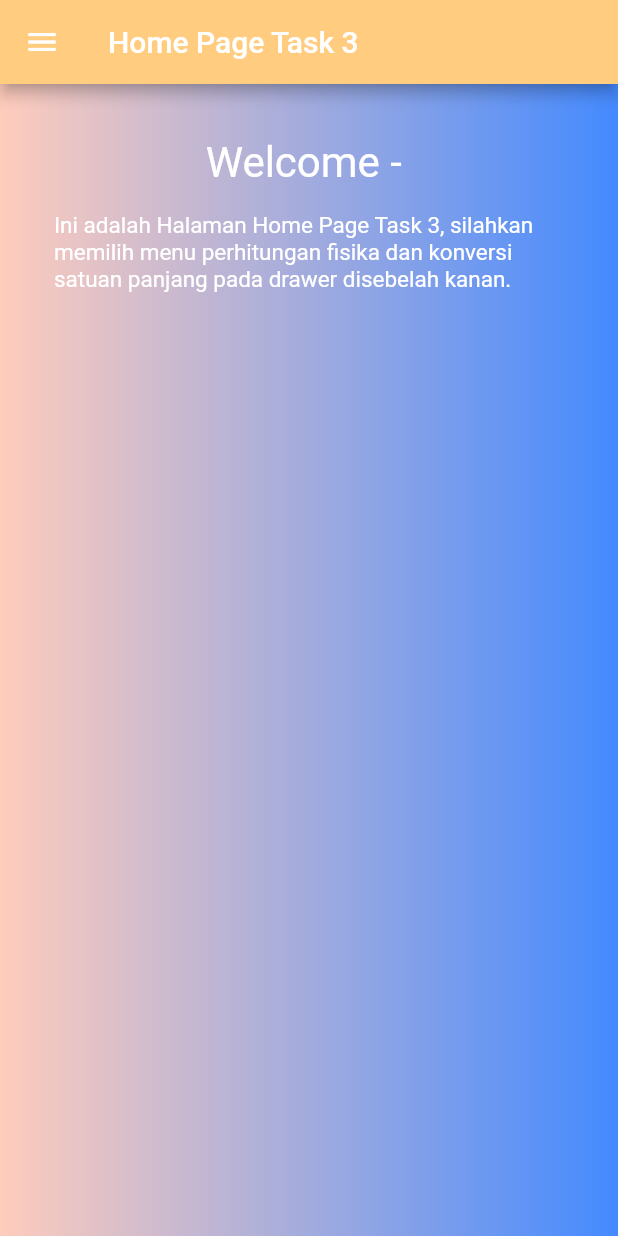
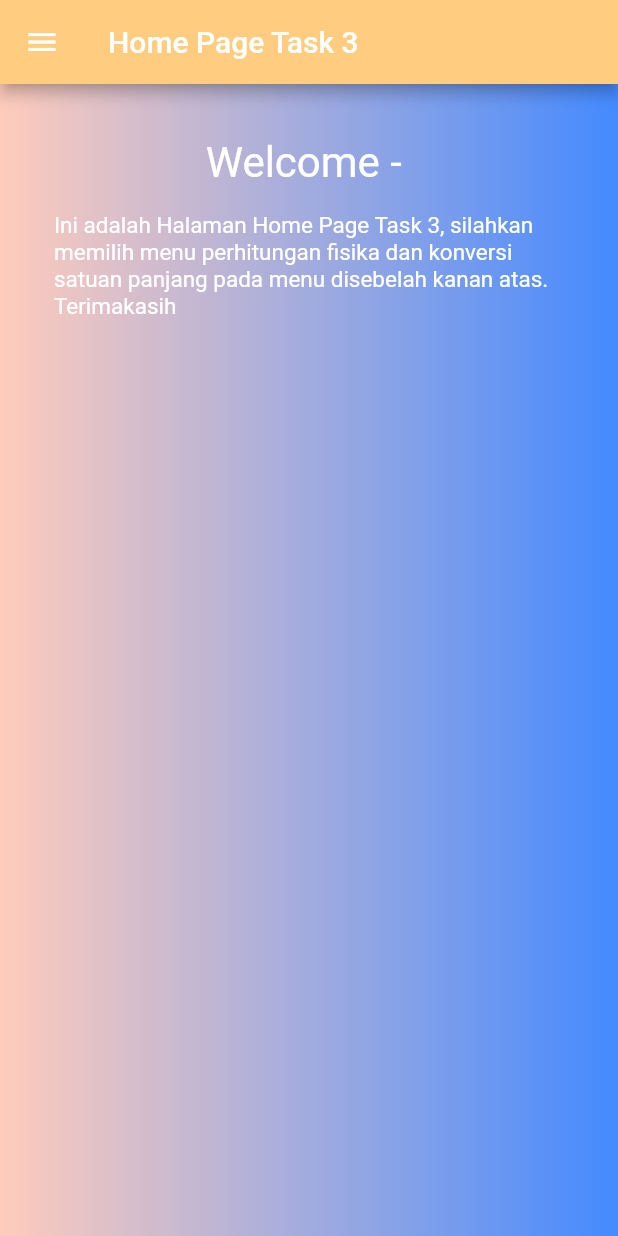
Before and after one commit to PranaTobing/task3_flutter_udacoding, a Flutter app: the HomePage screen opened directly with empty values, on a phone screen of 412 x 824 dp. Run offline on Flutter 3.47's test engine with Material 2 defaults, Android fonts, the phone set to English and light mode, and no system bars; missing offline and left inert: powers.

Commit message:
change remark home page

```diff
--- a/prana_task3/lib/home_page.dart
+++ b/prana_task3/lib/home_page.dart
@@ -73,7 +73,7 @@ class _HomePageState extends State<HomePage> {
             Padding(
               padding: EdgeInsets.all(8.0),
               child: Text(
-                'Ini adalah Halaman Home Page Task 3, silahkan memilih menu perhitungan fisika dan konversi satuan panjang pada drawer disebelah kanan.',
+                'Ini adalah Halaman Home Page Task 3, silahkan memilih menu perhitungan fisika dan konversi satuan panjang pada menu disebelah kanan atas. Terimakasih',
                 style: TextStyle(fontSize: 15.0, color: Colors.white),
               ),
             ),
@@ -94,7 +94,7 @@ Widget _drawerHeader(name, pwd) {
       ),
     ),
     accountName: Text(name),
-    accountEmail: Text(pwd+'@gmail.com'),
+    accountEmail: Text(name+'@gmail.com'),
     decoration: BoxDecoration(
       color: Colors.orange[200],
     ),
```
